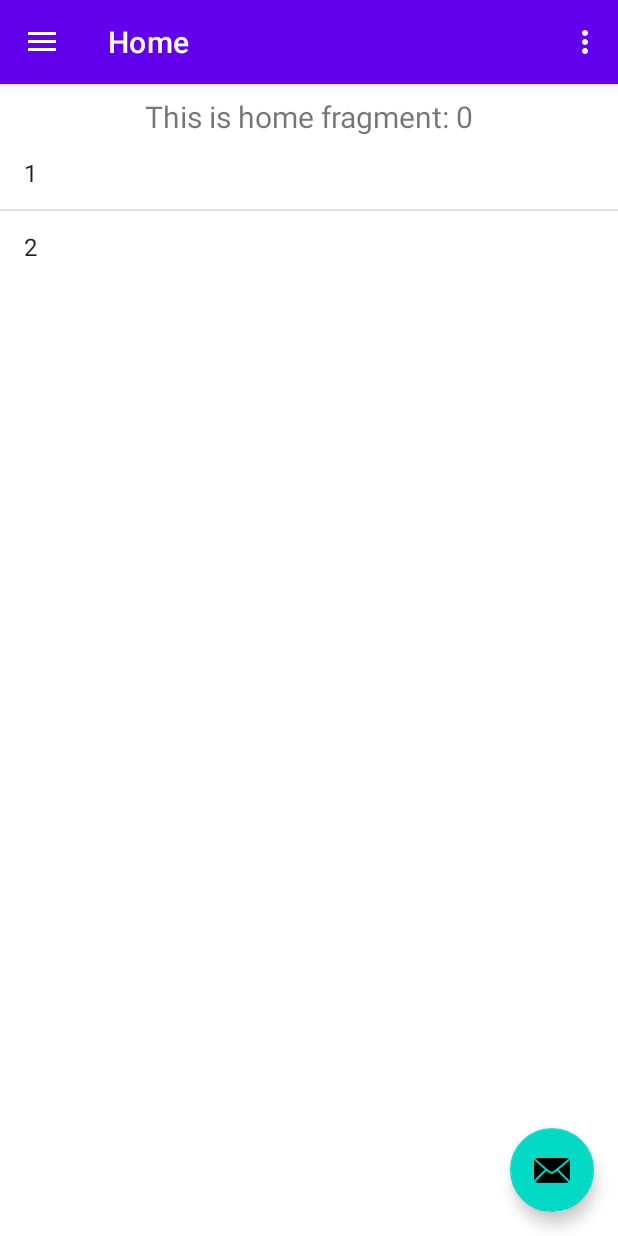
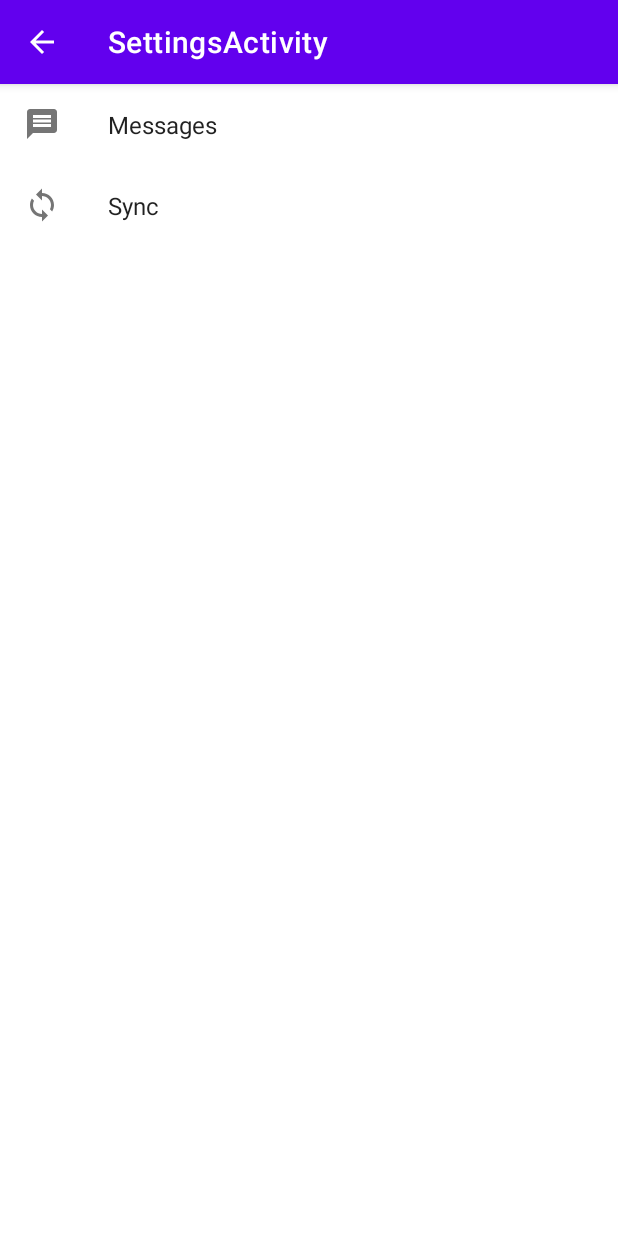
Before and after one commit to TaQuangKhoi/Keisic, an Android app: the screen it shows after launch (MainActivity before the commit, SettingsActivity after it), in the options menu, after a tap on "Settings", on a phone screen of 412 x 824 dp. Run offline under Robolectric (Android 15) with nearby library versions, the phone set to English and light mode, and no system bars; our stand-ins replace androidx.preference, navigation-ui.

Commit message:
Thành công sử dụng Kotlin trong một project Java

```diff
--- a/app/build.gradle
+++ b/app/build.gradle
@@ -1,5 +1,6 @@
 plugins {
     id 'com.android.application'
+    id 'org.jetbrains.kotlin.android'
 }
 
 android {
@@ -14,7 +15,7 @@ android {
         minSdk 24
         targetSdk 32
         versionCode 1
-        versionName "1.0"
+        versionName "1.0.1"
 
         testInstrumentationRunner "androidx.test.runner.AndroidJUnitRunner"
     }
@@ -43,6 +44,7 @@ dependencies {
     implementation 'androidx.lifecycle:lifecycle-viewmodel-ktx:2.5.1'
     implementation 'androidx.navigation:navigation-fragment:2.5.3'
     implementation 'androidx.navigation:navigation-ui:2.5.3'
+    implementation 'androidx.preference:preference:1.2.0'
     testImplementation 'junit:junit:4.13.2'
     androidTestImplementation 'androidx.test.ext:junit:1.1.4'
     androidTestImplementation 'androidx.test.espresso:espresso-core:3.5.0'
--- a/app/src/main/java/com/taquangkhoi/keisic/MainActivity.java
+++ b/app/src/main/java/com/taquangkhoi/keisic/MainActivity.java
@@ -1,6 +1,5 @@
 package com.taquangkhoi.keisic;
 
-import android.Manifest;
 import android.app.NotificationChannel;
 import android.app.NotificationManager;
 import android.app.PendingIntent;
@@ -12,6 +11,7 @@ import android.content.pm.PackageManager;
 import android.os.Build;
 import android.os.Bundle;
 import android.util.Log;
+import android.view.MenuItem;
 import android.view.View;
 import android.view.Menu;
 
@@ -29,6 +29,7 @@ import androidx.appcompat.app.AppCompatActivity;
 
 import com.taquangkhoi.keisic.databinding.ActivityMainBinding;
 import com.taquangkhoi.keisic.services.MyListener;
+import com.taquangkhoi.keisic.ui.SettingsActivity;
 
 public class MainActivity extends AppCompatActivity implements MyListener {
 
@@ -64,9 +65,10 @@ public class MainActivity extends AppCompatActivity implements MyListener {
         // Hiện trang cài đặt Device and app notifications
         // check Notification permission
 
-        if(checkSelfPermission(android.Manifest.permission.BIND_NOTIFICATION_LISTENER_SERVICE) != PackageManager.PERMISSION_GRANTED) {
-            Intent intent = new Intent("android.settings.ACTION_NOTIFICATION_LISTENER_SETTINGS");
-            startActivity(intent);
+        if (checkSelfPermission(android.Manifest.permission.BIND_NOTIFICATION_LISTENER_SERVICE) != PackageManager.PERMISSION_GRANTED) {
+            Log.i(TAG, "Chưa cho phép");
+//            Intent intent = new Intent("android.settings.ACTION_NOTIFICATION_LISTENER_SETTINGS");
+//            startActivity(intent);
         }
 
         //startService(intentService);
@@ -87,7 +89,6 @@ public class MainActivity extends AppCompatActivity implements MyListener {
                 // Set the intent that will fire when the user taps the notification
                 .setContentIntent(pendingIntent)
                 .setAutoCancel(true);
-
 
 
         DrawerLayout drawer = binding.drawerLayout;
@@ -150,6 +151,20 @@ public class MainActivity extends AppCompatActivity implements MyListener {
     public boolean onCreateOptionsMenu(Menu menu) {
         // Inflate the menu; this adds items to the action bar if it is present.
         getMenuInflater().inflate(R.menu.main, menu);
+
+        //add event to menu item
+        MenuItem item = menu.findItem(R.id.action_settings);
+        item.setOnMenuItemClickListener(new MenuItem.OnMenuItemClickListener() {
+            @Override
+            public boolean onMenuItemClick(MenuItem item) {
+                Snackbar.make(binding.appBarMain.fab, "Opening Setting", Snackbar.LENGTH_LONG)
+                        .setAction("Action", null).show();
+                Intent intent = new Intent(MainActivity.this, SettingsActivity.class);
+                startActivity(intent);
+                return false;
+            }
+        });
+
         return true;
     }
 
--- a/app/src/main/java/com/taquangkhoi/keisic/NotificationService.java
+++ b/app/src/main/java/com/taquangkhoi/keisic/NotificationService.java
@@ -45,7 +45,8 @@ public class NotificationService extends NotificationListenerService {
         String pack = sbn.getPackageName();
         Log.i(TAG, "Package name: " + pack);
         if (pack.equals("com.spotify.music") ||
-                pack.equals("com.zing.mp3")
+                pack.equals("com.zing.mp3") ||
+                pack.equals("ht.nct")
 
         ) {
 
--- /dev/null
+++ b/app/src/main/java/com/taquangkhoi/keisic/ui/SettingsActivity.kt
@@ -0,0 +1,91 @@
+package com.taquangkhoi.keisic.ui
+
+import android.os.Bundle
+import androidx.appcompat.app.AppCompatActivity
+import androidx.preference.Preference
+import androidx.preference.PreferenceFragmentCompat
+import com.taquangkhoi.keisic.R
+
+private const val TITLE_TAG = "settingsActivityTitle"
+
+class SettingsActivity : AppCompatActivity(),
+        PreferenceFragmentCompat.OnPreferenceStartFragmentCallback {
+
+    override fun onCreate(savedInstanceState: Bundle?) {
+        super.onCreate(savedInstanceState)
+        setContentView(R.layout.settings_activity)
+        if (savedInstanceState == null) {
+            supportFragmentManager
+                    .beginTransaction()
+                    .replace(R.id.settings, HeaderFragment())
+                    .commit()
+        } else {
+            title = savedInstanceState.getCharSequence(TITLE_TAG)
+        }
+        supportFragmentManager.addOnBackStackChangedListener {
+            if (supportFragmentManager.backStackEntryCount == 0) {
+                setTitle(R.string.title_activity_settings)
+            }
+        }
+        supportActionBar?.setDisplayHomeAsUpEnabled(true)
+    }
+
+    override fun onSaveInstanceState(outState: Bundle) {
+        super.onSaveInstanceState(outState)
+        // Save current activity title so we can set it again after a configuration change
+        outState.putCharSequence(TITLE_TAG, title)
+    }
+
+    override fun onSupportNavigateUp(): Boolean {
+        if (supportFragmentManager.popBackStackImmediate()) {
+            return true
+        }
+        return super.onSupportNavigateUp()
+    }
+
+    override fun onPreferenceStartFragment(
+            caller: PreferenceFragmentCompat,
+            pref: Preference
+    ): Boolean {
+        // Instantiate the new Fragment
+        val args = pref.extras
+        val fragment = supportFragmentManager.fragmentFactory.instantiate(
+                classLoader,
+                pref.fragment ?: "default"
+        ).apply {
+            arguments = args
+            setTargetFragment(caller, 0)
+        }
+        // Replace the existing Fragment with the new Fragment
+        supportFragmentManager.beginTransaction()
+                .replace(R.id.settings, fragment)
+                .addToBackStack(null)
+                .commit()
+        title = pref.title
+        return true
+    }
+
+    override fun onBackPressed() {
+        super.onBackPressed()
+        // comeback to main activity
+        finish()
+    }
+
+    class HeaderFragment : PreferenceFragmentCompat() {
+        override fun onCreatePreferences(savedInstanceState: Bundle?, rootKey: String?) {
+            setPreferencesFromResource(R.xml.header_preferences, rootKey)
+        }
+    }
+
+    class MessagesFragment : PreferenceFragmentCompat() {
+        override fun onCreatePreferences(savedInstanceState: Bundle?, rootKey: String?) {
+            setPreferencesFromResource(R.xml.messages_preferences, rootKey)
+        }
+    }
+
+    class SyncFragment : PreferenceFragmentCompat() {
+        override fun onCreatePreferences(savedInstanceState: Bundle?, rootKey: String?) {
+            setPreferencesFromResource(R.xml.sync_preferences, rootKey)
+        }
+    }
+}
--- /dev/null
+++ b/app/src/main/res/drawable/messages.xml
@@ -0,0 +1,9 @@
+<vector xmlns:android="http://schemas.android.com/apk/res/android"
+    android:width="24dp"
+    android:height="24dp"
+    android:viewportWidth="24.0"
+    android:viewportHeight="24.0">
+    <path
+        android:fillColor="#8A000000"
+        android:pathData="M20,2L4,2c-1.1,0 -1.99,0.9 -1.99,2L2,22l4,-4h14c1.1,0 2,-0.9 2,-2L22,4c0,-1.1 -0.9,-2 -2,-2zM18,14L6,14v-2h12v2zM18,11L6,11L6,9h12v2zM18,8L6,8L6,6h12v2z" />
+</vector>
--- /dev/null
+++ b/app/src/main/res/drawable/sync.xml
@@ -0,0 +1,9 @@
+<vector xmlns:android="http://schemas.android.com/apk/res/android"
+    android:width="24dp"
+    android:height="24dp"
+    android:viewportWidth="24.0"
+    android:viewportHeight="24.0">
+    <path
+        android:fillColor="#8A000000"
+        android:pathData="M12,4L12,1L8,5l4,4L12,6c3.31,0 6,2.69 6,6 0,1.01 -0.25,1.97 -0.7,2.8l1.46,1.46C19.54,15.03 20,13.57 20,12c0,-4.42 -3.58,-8 -8,-8zM12,18c-3.31,0 -6,-2.69 -6,-6 0,-1.01 0.25,-1.97 0.7,-2.8L5.24,7.74C4.46,8.97 4,10.43 4,12c0,4.42 3.58,8 8,8v3l4,-4 -4,-4v3z" />
+</vector>
--- /dev/null
+++ b/app/src/main/res/layout/settings_activity.xml
@@ -0,0 +1,9 @@
+<LinearLayout xmlns:android="http://schemas.android.com/apk/res/android"
+    android:layout_width="match_parent"
+    android:layout_height="match_parent">
+
+    <FrameLayout
+        android:id="@+id/settings"
+        android:layout_width="match_parent"
+        android:layout_height="match_parent" />
+</LinearLayout>
--- /dev/null
+++ b/app/src/main/res/values/arrays.xml
@@ -0,0 +1,12 @@
+<resources>
+    <!-- Reply Preference -->
+    <string-array name="reply_entries">
+        <item>Reply</item>
+        <item>Reply to all</item>
+    </string-array>
+
+    <string-array name="reply_values">
+        <item>reply</item>
+        <item>reply_all</item>
+    </string-array>
+</resources>
--- a/app/src/main/res/values/strings.xml
+++ b/app/src/main/res/values/strings.xml
@@ -13,4 +13,20 @@
     <string name="menu_slideshow">Slideshow</string>
     <string name="channel_name">keisic</string>
     <string name="channel_description">channel of keisic app</string>
+    <string name="title_activity_settings">SettingsActivity</string>
+
+    <!-- Preference Titles -->
+    <string name="messages_header">Messages</string>
+    <string name="sync_header">Sync</string>
+
+    <!-- Messages Preferences -->
+    <string name="signature_title">Your signature</string>
+    <string name="reply_title">Default reply action</string>
+
+    <!-- Sync Preferences -->
+    <string name="sync_title">Sync email periodically</string>
+    <string name="attachment_title">Download incoming attachments</string>
+    <string name="attachment_summary_on">Automatically download attachments for incoming emails
+    </string>
+    <string name="attachment_summary_off">Only download attachments when manually requested</string>
 </resources>
--- /dev/null
+++ b/app/src/main/res/xml/header_preferences.xml
@@ -0,0 +1,15 @@
+<PreferenceScreen xmlns:app="http://schemas.android.com/apk/res-auto">
+
+    <Preference
+        app:fragment="com.taquangkhoi.keisic.ui.SettingsActivity$MessagesFragment"
+        app:icon="@drawable/messages"
+        app:key="messages_header"
+        app:title="@string/messages_header" />
+
+    <Preference
+        app:fragment="com.taquangkhoi.keisic.ui.SettingsActivity$SyncFragment"
+        app:icon="@drawable/sync"
+        app:key="sync_header"
+        app:title="@string/sync_header" />
+
+</PreferenceScreen>
--- /dev/null
+++ b/app/src/main/res/xml/messages_preferences.xml
@@ -0,0 +1,16 @@
+<PreferenceScreen xmlns:app="http://schemas.android.com/apk/res-auto">
+
+    <EditTextPreference
+        app:key="signature"
+        app:title="@string/signature_title"
+        app:useSimpleSummaryProvider="true" />
+
+    <ListPreference
+        app:defaultValue="reply"
+        app:entries="@array/reply_entries"
+        app:entryValues="@array/reply_values"
+        app:key="reply"
+        app:title="@string/reply_title"
+        app:useSimpleSummaryProvider="true" />
+
+</PreferenceScreen>
--- /dev/null
+++ b/app/src/main/res/xml/sync_preferences.xml
@@ -0,0 +1,14 @@
+<PreferenceScreen xmlns:app="http://schemas.android.com/apk/res-auto">
+
+    <SwitchPreferenceCompat
+        app:key="sync"
+        app:title="@string/sync_title" />
+
+    <SwitchPreferenceCompat
+        app:dependency="sync"
+        app:key="attachment"
+        app:summaryOff="@string/attachment_summary_off"
+        app:summaryOn="@string/attachment_summary_on"
+        app:title="@string/attachment_title" />
+
+</PreferenceScreen>
--- a/build.gradle
+++ b/build.gradle
@@ -2,6 +2,7 @@
 plugins {
     id 'com.android.application' version '7.3.1' apply false
     id 'com.android.library' version '7.3.1' apply false
+    id 'org.jetbrains.kotlin.android' version '1.7.20' apply false
 }
 
 task clean(type: Delete) {
```
Also changed, not shown: app/src/main/AndroidManifest.xml (+12 -25 lines).
